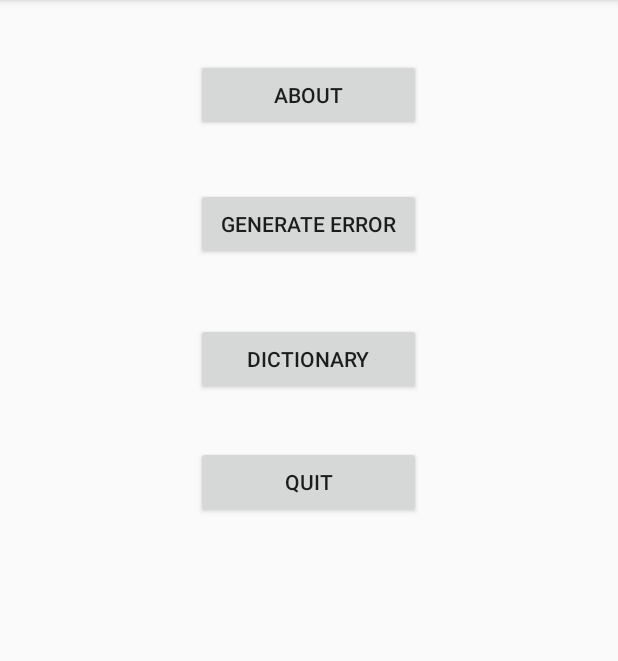
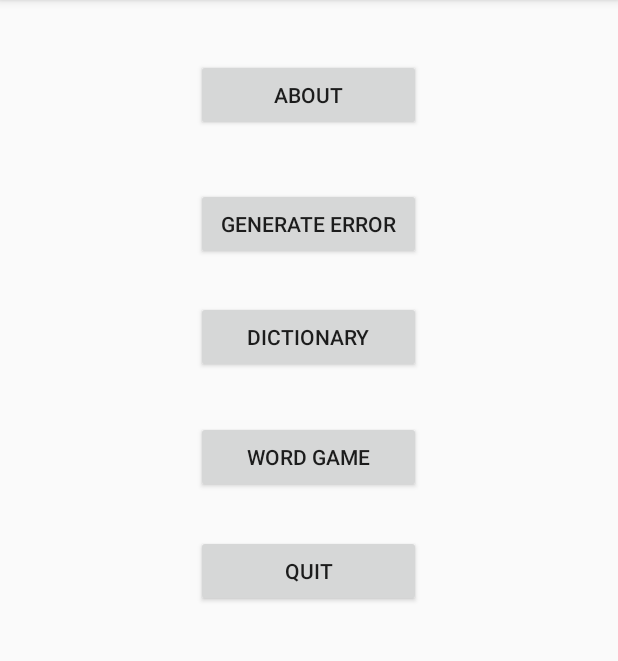
Before and after one commit to yongqi-chao/Treasure-Collector, an Android app: the screen it shows after launch (MainActivity), on a phone screen of 412 x 824 dp, the part 84-745 px from its top. Run offline under Robolectric (Android 15) with nearby library versions, the phone set to English and light mode, and no system bars.

Commit message:
Add word game activity

```diff
--- a/app/build.gradle
+++ b/app/build.gradle
@@ -7,8 +7,8 @@ android {
         applicationId "edu.neu.madcourse.yongqichao"
         minSdkVersion 14
         targetSdkVersion 25
-        versionCode 6
-        versionName "2.4"
+        versionCode 7
+        versionName "2.5"
         testInstrumentationRunner "android.support.test.runner.AndroidJUnitRunner"
     }
     buildTypes {
--- a/app/src/main/AndroidManifest.xml
+++ b/app/src/main/AndroidManifest.xml
@@ -19,8 +19,9 @@
             </intent-filter>
         </activity>
         <activity android:name=".AboutActivity" />
-        <activity android:name=".DictionaryActivity"/>
-        <activity android:name=".Acknowledgements"></activity>
+        <activity android:name=".DictionaryActivity" />
+        <activity android:name=".Acknowledgements" />
+        <activity android:name=".WordgameActivity"></activity>
     </application>
 
 </manifest>
--- a/app/src/main/java/edu/neu/madcourse/yongqichao/MainActivity.java
+++ b/app/src/main/java/edu/neu/madcourse/yongqichao/MainActivity.java
@@ -1,9 +1,7 @@
 package edu.neu.madcourse.yongqichao;
 
 import android.content.Intent;
-import android.content.SharedPreferences;
 import android.graphics.Color;
-import android.preference.PreferenceManager;
 import android.support.v7.app.AppCompatActivity;
 import android.os.Bundle;
 import android.view.View;
@@ -14,7 +12,7 @@ import android.widget.RelativeLayout;
 
 public class MainActivity extends AppCompatActivity {
     RelativeLayout background;
-    Button errorButton, aboutButton, dictionaryButton, quitButton;
+    Button errorButton, aboutButton, dictionaryButton, wordgameButton, quitButton;
 
     @Override
     protected void onCreate(Bundle savedInstanceState) {
@@ -53,6 +51,16 @@ public class MainActivity extends AppCompatActivity {
             }
         });
 
+        //add Word Game button
+        wordgameButton = (Button) findViewById(R.id.wordgame);
+        wordgameButton.setOnClickListener(new View.OnClickListener() {
+            @Override
+            public void onClick(View v) {
+                Intent wordgame = new Intent(MainActivity.this, WordgameActivity.class);
+                startActivity(wordgame);
+            }
+        });
+
         //add QUIT button.
         quitButton = (Button)findViewById(R.id.quit);
         quitButton.setOnClickListener(new View.OnClickListener() {
--- a/app/src/main/res/layout-land/activity_main.xml
+++ b/app/src/main/res/layout-land/activity_main.xml
@@ -11,14 +11,6 @@
     tools:context="edu.neu.madcourse.yongqichao.MainActivity">
 
     <Button
-        android:text="@string/aboutButton"
-        android:layout_height="wrap_content"
-        android:id="@+id/about"
-        android:layout_width="150dp"
-        android:layout_alignParentTop="true"
-        android:layout_centerHorizontal="true" />
-
-    <Button
         android:text="@string/errorButton"
         android:layout_width="150dp"
         android:layout_height="wrap_content"
@@ -29,22 +21,48 @@
         android:layout_alignStart="@+id/about" />
 
     <Button
-        android:text="@string/dictionaryButton"
+        android:text="@string/aboutButton"
+        android:layout_height="wrap_content"
+        android:id="@+id/about"
         android:layout_width="150dp"
+        android:layout_marginLeft="51dp"
+        android:layout_marginStart="51dp"
+        android:layout_marginTop="18dp"
+        android:layout_alignParentTop="true"
+        android:layout_alignParentLeft="true"
+        android:layout_alignParentStart="true" />
+
+    <Button
+        android:text="@string/quitButton"
         android:layout_height="wrap_content"
-        android:id="@+id/dictionary"
-        android:layout_marginTop="17dp"
+        android:id="@+id/quit"
+        android:layout_marginTop="35dp"
+        android:layout_width="150dp"
         android:layout_below="@+id/error"
         android:layout_alignLeft="@+id/error"
         android:layout_alignStart="@+id/error" />
 
     <Button
-        android:text="@string/quitButton"
+        android:text="@string/dictionaryButton"
+        android:layout_width="150dp"
         android:layout_height="wrap_content"
-        android:id="@+id/quit"
-        android:layout_marginTop="24dp"
-        android:layout_width="150dp"
-        android:layout_below="@+id/dictionary"
+        android:id="@+id/dictionary"
+        android:layout_alignBaseline="@+id/about"
+        android:layout_alignBottom="@+id/about"
+        android:layout_alignParentRight="true"
+        android:layout_alignParentEnd="true"
+        android:layout_marginRight="82dp"
+        android:layout_marginEnd="82dp" />
+
+    <Button
+        android:text="@string/wordgameButton"
+        android:layout_width="wrap_content"
+        android:layout_height="wrap_content"
+        android:id="@+id/wordgame"
+        android:layout_alignBaseline="@+id/error"
+        android:layout_alignBottom="@+id/error"
         android:layout_alignLeft="@+id/dictionary"
-        android:layout_alignStart="@+id/dictionary" />
+        android:layout_alignStart="@+id/dictionary"
+        android:layout_alignRight="@+id/dictionary"
+        android:layout_alignEnd="@+id/dictionary" />
 </RelativeLayout>
--- a/app/src/main/res/layout/activity_dictionary.xml
+++ b/app/src/main/res/layout/activity_dictionary.xml
@@ -17,8 +17,7 @@
         android:id="@+id/autoCompleteTextView"
         android:layout_toLeftOf="@+id/acknowledgment"
         android:layout_alignParentLeft="true"
-        android:layout_alignParentStart="true"
-        android:layout_below="@+id/progressBar2" />
+        android:layout_alignParentStart="true" />
 
     <ListView
         android:layout_width="match_parent"
@@ -43,7 +42,6 @@
         android:layout_width="wrap_content"
         android:layout_height="wrap_content"
         android:id="@+id/clearButton"
-        android:layout_below="@+id/hint"
         android:layout_alignParentRight="true"
         android:layout_alignParentEnd="true"
         android:layout_marginRight="12dp"
--- a/app/src/main/res/layout/activity_main.xml
+++ b/app/src/main/res/layout/activity_main.xml
@@ -37,15 +37,25 @@
         android:layout_below="@+id/error"
         android:layout_alignLeft="@+id/error"
         android:layout_alignStart="@+id/error"
-        android:layout_marginTop="42dp" />
+        android:layout_marginTop="27dp" />
+
+    <Button
+        android:text="@string/wordgameButton"
+        android:layout_width="150dp"
+        android:layout_height="wrap_content"
+        android:id="@+id/wordgame"
+        android:layout_below="@+id/dictionary"
+        android:layout_alignLeft="@+id/dictionary"
+        android:layout_alignStart="@+id/dictionary"
+        android:layout_marginTop="32dp" />
 
     <Button
         android:text="@string/quitButton"
         android:layout_height="wrap_content"
         android:id="@+id/quit"
-        android:layout_marginTop="34dp"
         android:layout_width="150dp"
-        android:layout_below="@+id/dictionary"
-        android:layout_alignLeft="@+id/dictionary"
-        android:layout_alignStart="@+id/dictionary" />
+        android:layout_below="@+id/wordgame"
+        android:layout_alignLeft="@+id/wordgame"
+        android:layout_alignStart="@+id/wordgame"
+        android:layout_marginTop="28dp" />
 </RelativeLayout>
--- a/app/src/main/res/values/strings.xml
+++ b/app/src/main/res/values/strings.xml
@@ -5,6 +5,7 @@
     <string name="aboutButton">About</string>
     <string name="errorButton">Generate Error</string>
     <string name="dictionaryButton">Dictionary</string>
+    <string name="wordgameButton">Word Game</string>
     <string name="quitButton">Quit</string>
     <string name="pictureDescription">Picture of myself</string>
 
```
Also changed, not shown: app/src/main/java/edu/neu/madcourse/yongqichao/WordgameActivity.java (added, +13 -0 lines), app/src/main/res/layout/activity_wordgame.xml (added, +13 -0 lines).
